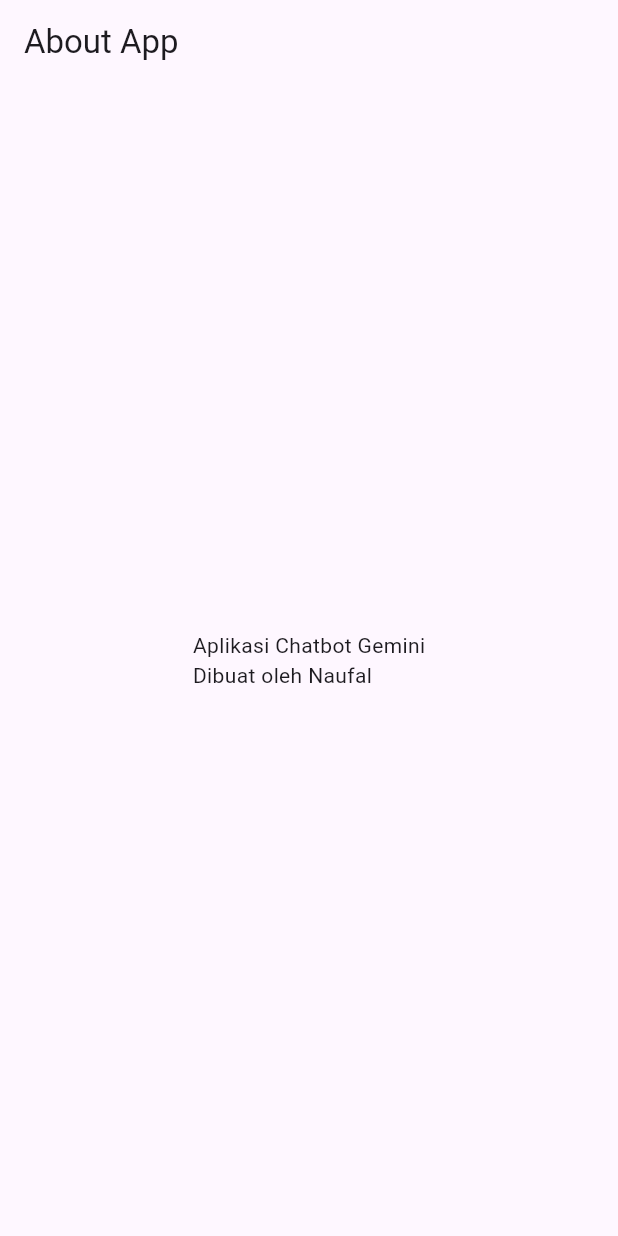
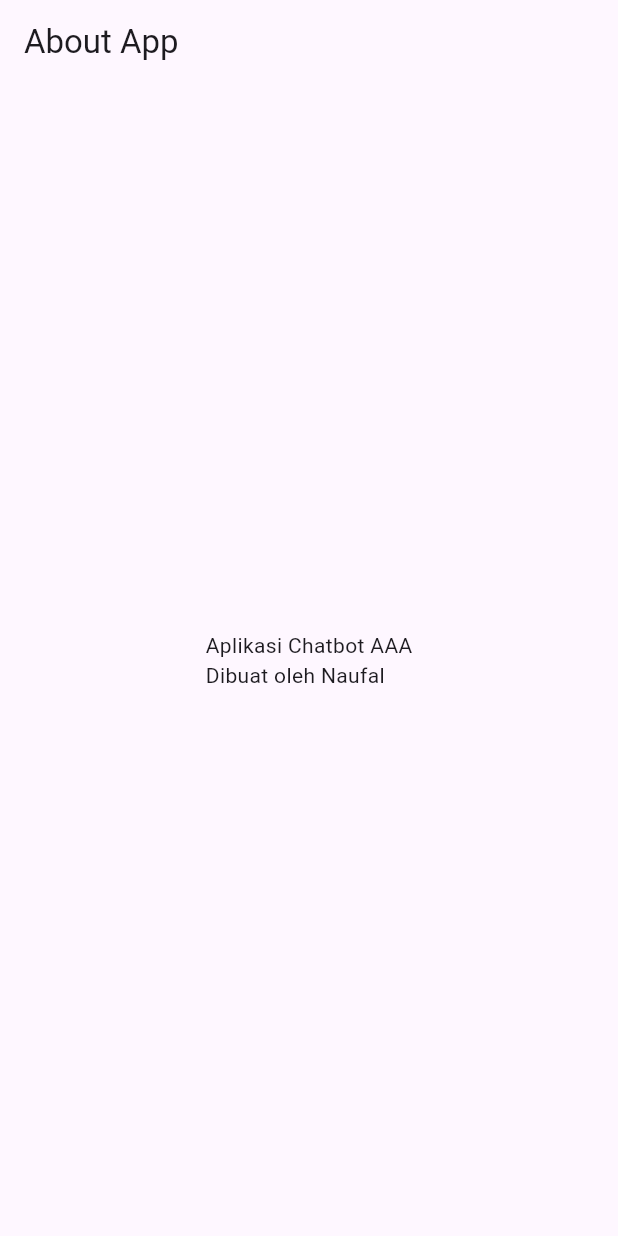
Before and after one commit to naufal-aulia-nuchrizal/UTS_MOBILE2, a Flutter app: the AboutScreen screen opened directly, on a phone screen of 412 x 824 dp. Run offline on Flutter 3.47's test engine with Material 3 defaults, Android fonts, the phone set to English and light mode, and no system bars; our stand-ins replace flutter_dotenv.

Commit message:
Update about screen text for chatbot branding

```diff
--- a/lib/screens/about_screen.dart
+++ b/lib/screens/about_screen.dart
@@ -7,7 +7,7 @@ class AboutScreen extends StatelessWidget {
   Widget build(BuildContext context) {
     return Scaffold(
       appBar: AppBar(title: Text("About App")),
-      body: Center(child: Text("Aplikasi Chatbot Gemini\nDibuat oleh Naufal")),
+      body: Center(child: Text("Aplikasi Chatbot AAA\nDibuat oleh Naufal")),
     );
   }
 }
```
